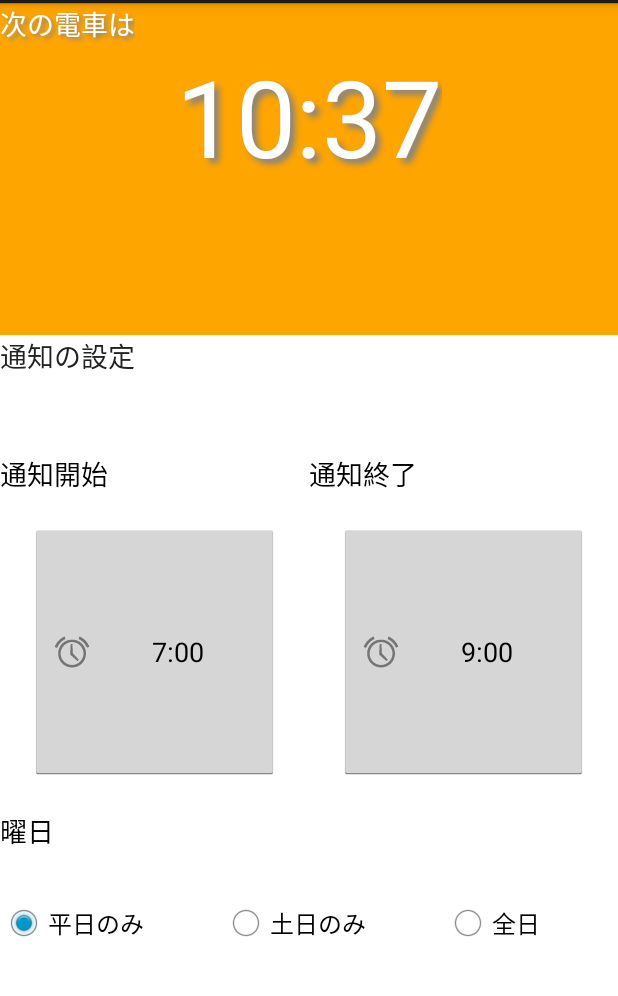
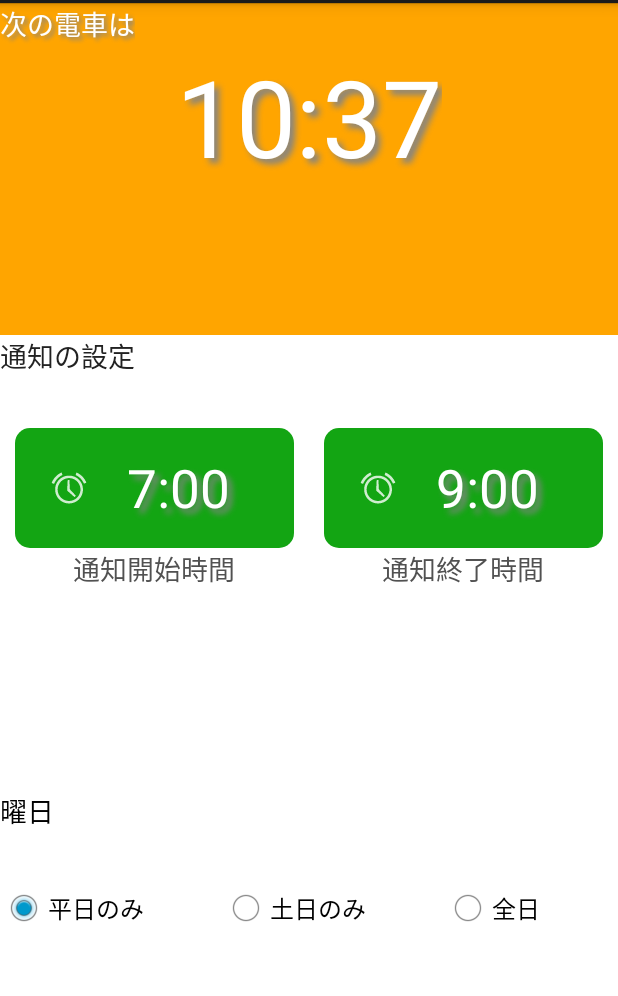
Before and after one commit to yuuuuuyuuuu/trainnotificator, an Android app: the screen it shows after launch (MainActivity), on a phone screen of 412 x 824 dp, the part 69-1065 px from its top. Run offline under Robolectric (Android 15) with nearby library versions, the phone set to English and light mode, and no system bars.

Commit message:
:new: add new icons

```diff
--- a/TrainNotificator/app/src/main/java/com/dev/android/yuu/trainnotificator/TrainTimeTableManager.java
+++ b/TrainNotificator/app/src/main/java/com/dev/android/yuu/trainnotificator/TrainTimeTableManager.java
@@ -37,8 +37,13 @@ public class TrainTimeTableManager
         TrainTimeData nextTrainTimeData = null;
         boolean isNextTrainTimeDataFound = false;
 
+        int timeDataNum = this.mTrainTimeTableModel.GetTrainTimeDataNumber();
+        int loopCounter = 0;
+
         while(!isNextTrainTimeDataFound)
         {
+            loopCounter++;
+
             TrainTimeData timeDataCandidate = this.mTrainTimeTableModel.GetNextTrainTime();
             boolean isStartTimeWithinRange = false;
             boolean isEndTimeWithinRange = false;
@@ -82,6 +87,12 @@ public class TrainTimeTableManager
                 isNextTrainTimeDataFound = true;
                 break;
             }
+
+            if(timeDataNum <= loopCounter)
+            {
+                Log.d(this.getClass().toString(), "search all data -> break loop");
+                break;
+            }
         }
 
         if(null == nextTrainTimeData)
--- a/TrainNotificator/app/src/main/java/com/dev/android/yuu/trainnotificator/TrainTimeTableModel.java
+++ b/TrainNotificator/app/src/main/java/com/dev/android/yuu/trainnotificator/TrainTimeTableModel.java
@@ -56,6 +56,13 @@ public class TrainTimeTableModel
 
         return nextTrainData;
     }
+
+    public int GetTrainTimeDataNumber()
+    {
+        Log.d(this.getClass().toString(), "GetTrainTimeDataNumber");
+        return this.mWeekdayTrainTimeDataList.size();
+    }
+
 
     private TrainTimeData findNextTrainTime(int hourOfDay, int minute)
     {
--- /dev/null
+++ b/TrainNotificator/app/src/main/res/drawable-hdpi/round_button_deep_green.xml
@@ -0,0 +1,7 @@
+<?xml version="1.0" encoding="utf-8"?>
+<shape xmlns:android="http://schemas.android.com/apk/res/android"
+    android:shape="rectangle">
+    <solid android:color="#13A513" />
+    <corners android:radius="10dp"/>>
+
+</shape>
--- /dev/null
+++ b/TrainNotificator/app/src/main/res/drawable-hdpi/round_button_pale_green.xml
@@ -0,0 +1,7 @@
+<?xml version="1.0" encoding="utf-8"?>
+<shape xmlns:android="http://schemas.android.com/apk/res/android"
+    android:shape="rectangle">
+    <solid android:color="#b8e4b8" />
+    <corners android:radius="10dp"/>>
+
+</shape>
--- /dev/null
+++ b/TrainNotificator/app/src/main/res/drawable-hdpi/round_green_button.xml
@@ -0,0 +1,11 @@
+<?xml version="1.0" encoding="utf-8"?>
+
+<selector xmlns:android="http://schemas.android.com/apk/res/android">
+
+    <item android:state_pressed="true" android:drawable="@drawable/round_button_pale_green">
+    </item>
+
+    <item android:drawable="@drawable/round_button_deep_green">
+    </item>
+
+</selector>
--- a/TrainNotificator/app/src/main/res/layout/fragment_setting.xml
+++ b/TrainNotificator/app/src/main/res/layout/fragment_setting.xml
@@ -8,8 +8,8 @@
     <LinearLayout
         android:orientation="horizontal"
         android:layout_width="match_parent"
-        android:layout_height="0dp"
-        android:layout_weight="1">
+        android:layout_height="wrap_content"
+        android:layout_weight="0.3">
 
         <TextView
             android:layout_width="wrap_content"
@@ -32,43 +32,74 @@
             android:layout_height="fill_parent"
             android:layout_weight="1">
 
+            <Button
+                android:layout_width="match_parent"
+                android:layout_height="80dp"
+                android:text="@string/label_setting_notification_default_start_time"
+                android:drawableLeft="@drawable/ic_action_alarms"
+                android:id="@+id/button_setting_start_time"
+                android:background="@drawable/round_green_button"
+                android:textColor="@color/white"
+                android:shadowColor="@color/gray"
+                android:shadowDx="5"
+                android:shadowDy="5"
+                android:shadowRadius="5"
+                android:textSize="16pt"
+                android:layout_marginLeft="10dp"
+                android:layout_marginTop="10dp"
+                android:layout_marginRight="10dp"
+                android:layout_marginBottom="0dp"
+                android:paddingLeft="20dp"
+                android:paddingRight="20dp" />
+
             <TextView
                 android:layout_width="wrap_content"
                 android:layout_height="wrap_content"
                 android:textAppearance="?android:attr/textAppearanceMedium"
                 android:id="@+id/textView2"
-                android:text="@string/label_setting_notification_start_time" />
-
-            <Button
-                android:layout_width="match_parent"
-                android:layout_height="match_parent"
-                android:text="@string/label_setting_notification_default_start_time"
-                android:drawableLeft="@drawable/ic_action_alarms"
-                android:id="@+id/button_setting_start_time"
-                android:layout_margin="20dp" />
+                android:text="@string/label_setting_notification_start_time"
+                android:textSize="8pt"
+                android:textColor="@color/darkgray"
+                android:layout_gravity="center_horizontal" />
 
         </LinearLayout>
 
         <LinearLayout
             android:orientation="vertical"
             android:layout_width="0dp"
-            android:layout_height="fill_parent"
+            android:layout_height="match_parent"
             android:layout_weight="1">
+
+            <Button
+                android:layout_width="match_parent"
+                android:layout_height="80dp"
+                android:text="@string/label_setting_notification_default_end_time"
+                android:drawableLeft="@drawable/ic_action_alarms"
+                android:background="@drawable/round_green_button"
+                android:id="@+id/button_setting_end_time"
+                android:textColor="@color/white"
+                android:shadowColor="@color/gray"
+                android:shadowDx="5"
+                android:shadowDy="5"
+                android:shadowRadius="5"
+                android:textSize="16pt"
+                android:layout_gravity="top"
+                android:layout_marginLeft="10dp"
+                android:layout_marginTop="10dp"
+                android:layout_marginRight="10dp"
+                android:layout_marginBottom="0dp"
+                android:paddingLeft="20dp"
+                android:paddingRight="20dp" />
 
             <TextView
                 android:layout_width="wrap_content"
                 android:layout_height="wrap_content"
                 android:textAppearance="?android:attr/textAppearanceMedium"
                 android:id="@+id/textView3"
-                android:text="@string/label_setting_notification_end_time" />
-
-            <Button
-                android:layout_width="match_parent"
-                android:layout_height="match_parent"
-                android:text="@string/label_setting_notification_default_end_time"
-                android:drawableLeft="@drawable/ic_action_alarms"
-                android:id="@+id/button_setting_end_time"
-                android:layout_margin="20dp" />
+                android:text="@string/label_setting_notification_end_time"
+                android:layout_gravity="center_horizontal"
+                android:textColor="@color/darkgray"
+                android:textSize="8pt" />
         </LinearLayout>
 
     </LinearLayout>
--- a/TrainNotificator/app/src/main/res/values/strings.xml
+++ b/TrainNotificator/app/src/main/res/values/strings.xml
@@ -5,8 +5,8 @@
     <string name="hello_world">Hello world!</string>
     <string name="action_settings">Settings</string>
     <string name="label_setting_title">通知の設定</string>
-    <string name="label_setting_notification_start_time">通知開始</string>
-    <string name="label_setting_notification_end_time">通知終了</string>
+    <string name="label_setting_notification_start_time">通知開始時間</string>
+    <string name="label_setting_notification_end_time">通知終了時間</string>
     <string name="label_setting_notification_default_start_time">7:00</string>
     <string name="label_setting_notification_default_end_time">9:00</string>
     <string name="label_setting_notification_date">曜日</string>
```
Also changed, not shown: TrainNotificator/app/src/main/res/drawable-hdpi/ic_action_alarms.png, TrainNotificator/app/src/main/res/drawable-mdpi/ic_action_alarms.png (added), TrainNotificator/app/src/main/res/drawable-xhdpi/ic_action_alarms.png (added), TrainNotificator/app/src/main/res/drawable-xxhdpi/ic_action_alarms.png (added).
